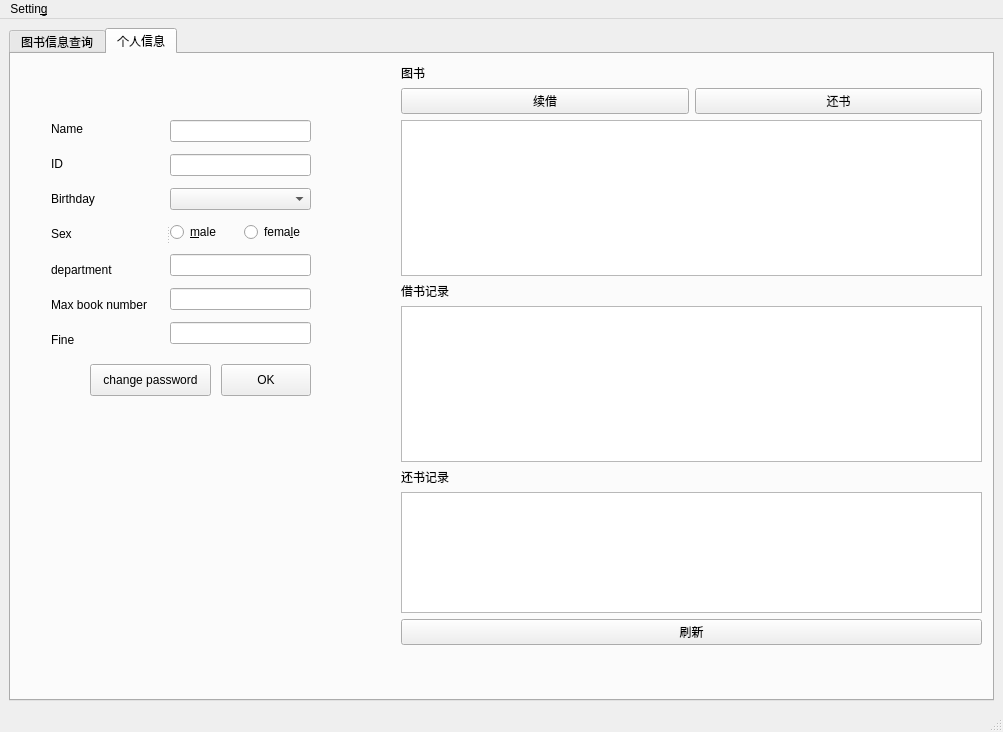
Before: the Qt Designer form sourcecode/studentmainwindow.ui in LiuzhouChan/database-Project-with-QT, drawn with Qt 5.
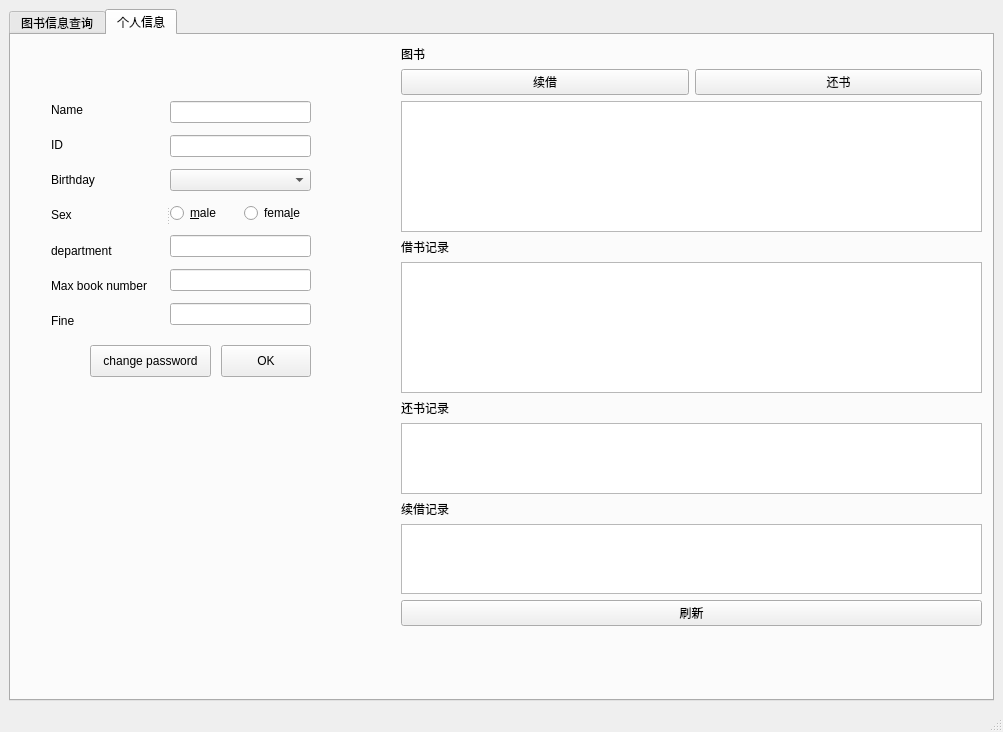
After: the same form once the commit is applied. The open tabs and pages were chosen to show the change. Custom widgets are drawn as their Qt base class.

```diff
--- a/sourcecode/studentmainwindow.ui
+++ b/sourcecode/studentmainwindow.ui
@@ -171,6 +171,16 @@
              <item>
               <widget class="QTableWidget" name="tableWidget_4"/>
              </item>
+             <item>
+              <widget class="QLabel" name="label_6">
+               <property name="text">
+                <string>续借记录</string>
+               </property>
+              </widget>
+             </item>
+             <item>
+              <widget class="QTableWidget" name="tableWidget_5"/>
+             </item>
              <item>
               <widget class="QPushButton" name="pushButton_5">
                <property name="text">
@@ -346,12 +356,6 @@
      <height>28</height>
     </rect>
    </property>
-   <widget class="QMenu" name="menuSetting">
-    <property name="title">
-     <string>Settin&amp;g</string>
-    </property>
-   </widget>
-   <addaction name="menuSetting"/>
   </widget>
   <widget class="QStatusBar" name="statusbar"/>
  </widget>
```
Left out of the diff: 2 changed lines with no effect on the pictures.
